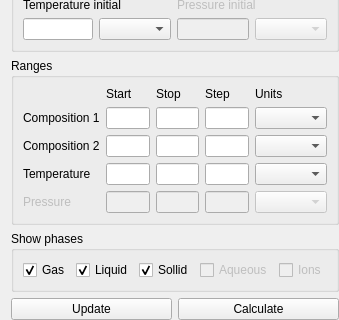
Old version of the form src/calculationparameters.ui in the repository alexonemore/atc; both pictures show x 0 to 339 and y 281 to 601 of the 339 by 601 pixel window.
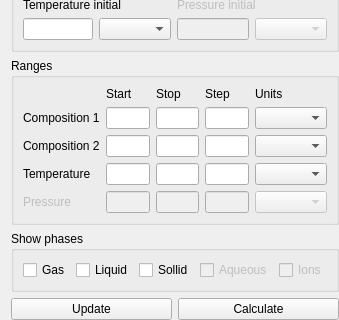
New version of the form.

What changed in the file:
```diff
--- a/src/calculationparameters.ui
+++ b/src/calculationparameters.ui
@@ -481,9 +481,6 @@
         <property name="text">
          <string>Gas</string>
         </property>
-        <property name="checked">
-         <bool>true</bool>
-        </property>
        </widget>
       </item>
       <item>
@@ -491,9 +488,6 @@
         <property name="text">
          <string>Liquid</string>
         </property>
-        <property name="checked">
-         <bool>true</bool>
-        </property>
        </widget>
       </item>
       <item>
@@ -501,9 +495,6 @@
         <property name="text">
          <string>Sollid</string>
         </property>
-        <property name="checked">
-         <bool>true</bool>
-        </property>
        </widget>
       </item>
       <item>
```
